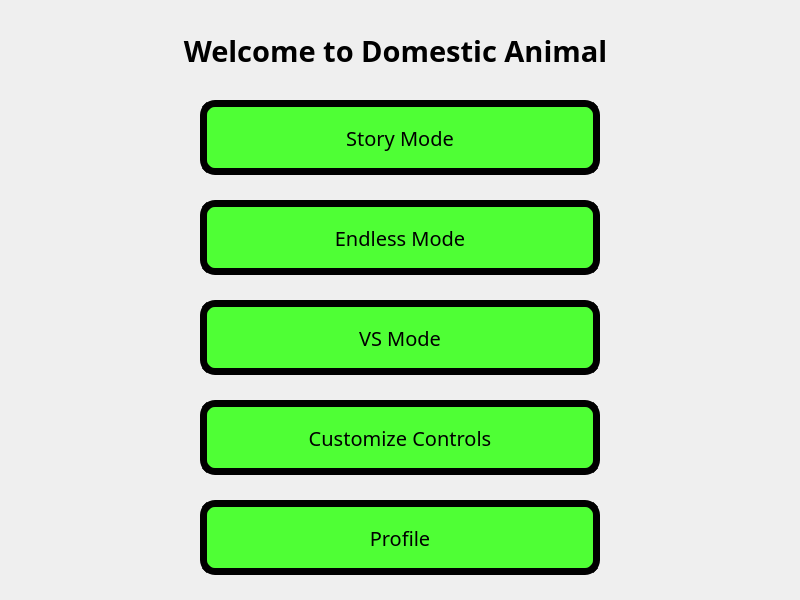
Old version of the form launcher.ui in the repository domestic-animal/Domestic-Animal.
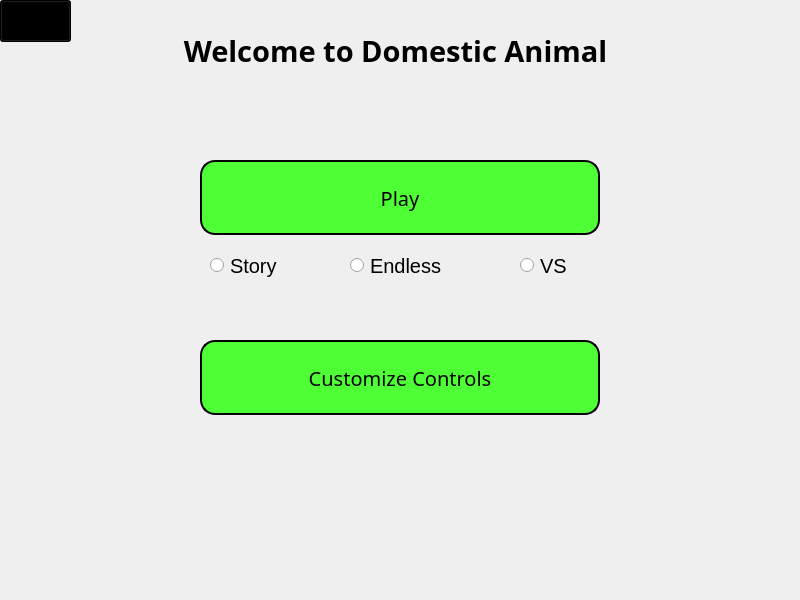
New version of the form.

Patch:
```diff
--- a/launcher.ui
+++ b/launcher.ui
@@ -15,7 +15,7 @@
   </property>
   <property name="styleSheet">
    <string notr="true">QPushButton{
-	border: 7px solid;
+	border: 2px solid;
 	border-radius: 15px;
 	background-color: rgb(79, 255, 53);
 	font-size: 20px;
@@ -26,6 +26,11 @@
 QPushButton::pressed{
 	background-color: red;
 	border: 10px solid green;
+}
+
+QRadioButton{
+	font-size: 20px;
+	font: 16pt &quot;Purisa&quot;;
 }</string>
   </property>
   <widget class="QWidget" name="centralwidget">
@@ -55,68 +60,11 @@
      <set>Qt::AlignCenter</set>
     </property>
    </widget>
-   <widget class="QPushButton" name="bt_story">
-    <property name="geometry">
-     <rect>
-      <x>200</x>
-      <y>100</y>
-      <width>400</width>
-      <height>75</height>
-     </rect>
-    </property>
-    <property name="font">
-     <font>
-      <family>Purisa</family>
-      <pointsize>-1</pointsize>
-     </font>
-    </property>
-    <property name="text">
-     <string>Story Mode</string>
-    </property>
-   </widget>
-   <widget class="QPushButton" name="bt_endless">
-    <property name="geometry">
-     <rect>
-      <x>200</x>
-      <y>200</y>
-      <width>400</width>
-      <height>75</height>
-     </rect>
-    </property>
-    <property name="font">
-     <font>
-      <family>Purisa</family>
-      <pointsize>-1</pointsize>
-     </font>
-    </property>
-    <property name="text">
-     <string>Endless Mode</string>
-    </property>
-   </widget>
-   <widget class="QPushButton" name="bt_vs">
-    <property name="geometry">
-     <rect>
-      <x>200</x>
-      <y>300</y>
-      <width>400</width>
-      <height>75</height>
-     </rect>
-    </property>
-    <property name="font">
-     <font>
-      <family>Purisa</family>
-      <pointsize>-1</pointsize>
-     </font>
-    </property>
-    <property name="text">
-     <string>VS Mode</string>
-    </property>
-   </widget>
    <widget class="QPushButton" name="bt_custom">
     <property name="geometry">
      <rect>
       <x>200</x>
-      <y>400</y>
+      <y>340</y>
       <width>400</width>
       <height>75</height>
      </rect>
@@ -135,7 +83,7 @@
     <property name="geometry">
      <rect>
       <x>200</x>
-      <y>500</y>
+      <y>160</y>
       <width>400</width>
       <height>75</height>
      </rect>
@@ -147,7 +95,62 @@
      </font>
     </property>
     <property name="text">
-     <string>Profile</string>
+     <string>Play</string>
+    </property>
+   </widget>
+   <widget class="QRadioButton" name="bt_story">
+    <property name="geometry">
+     <rect>
+      <x>210</x>
+      <y>250</y>
+      <width>81</width>
+      <height>31</height>
+     </rect>
+    </property>
+    <property name="text">
+     <string>Story</string>
+    </property>
+   </widget>
+   <widget class="QRadioButton" name="bt_endless">
+    <property name="geometry">
+     <rect>
+      <x>350</x>
+      <y>250</y>
+      <width>111</width>
+      <height>31</height>
+     </rect>
+    </property>
+    <property name="text">
+     <string>Endless</string>
+    </property>
+   </widget>
+   <widget class="QRadioButton" name="bt_vs">
+    <property name="geometry">
+     <rect>
+      <x>520</x>
+      <y>250</y>
+      <width>81</width>
+      <height>31</height>
+     </rect>
+    </property>
+    <property name="text">
+     <string>VS</string>
+    </property>
+   </widget>
+   <widget class="QToolButton" name="bt_back">
+    <property name="geometry">
+     <rect>
+      <x>0</x>
+      <y>0</y>
+      <width>71</width>
+      <height>42</height>
+     </rect>
+    </property>
+    <property name="styleSheet">
+     <string notr="true">background-color: black</string>
+    </property>
+    <property name="text">
+     <string>...</string>
     </property>
    </widget>
   </widget>
```
Left out of the diff: 2 changed lines with no effect on the pictures.
